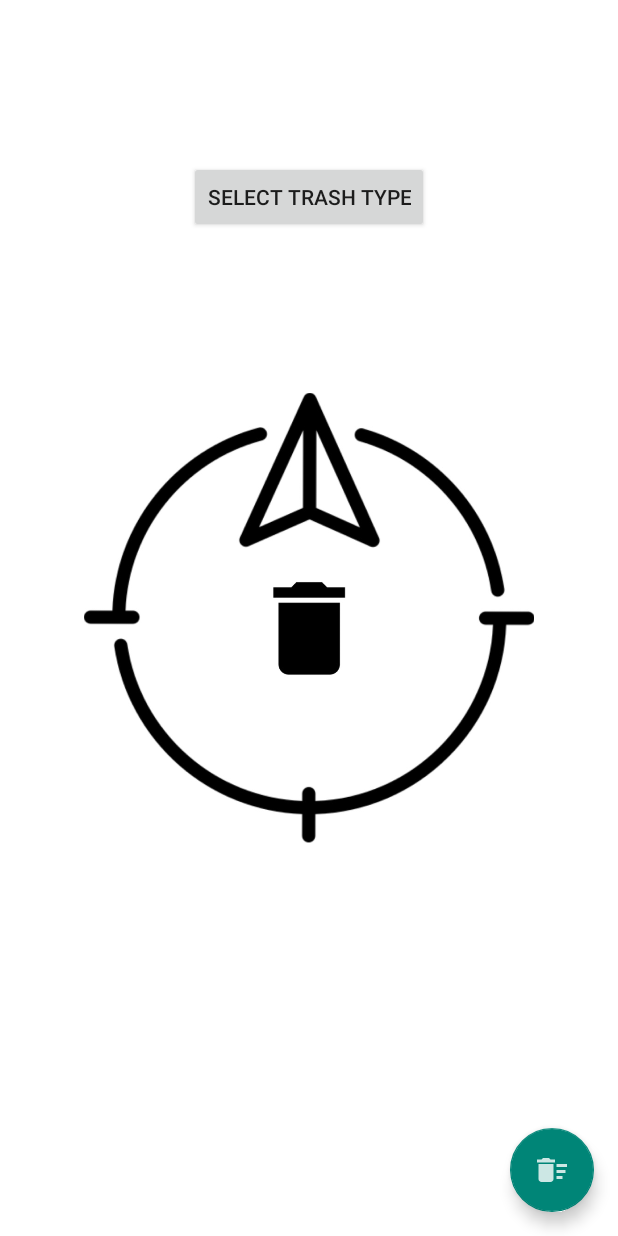
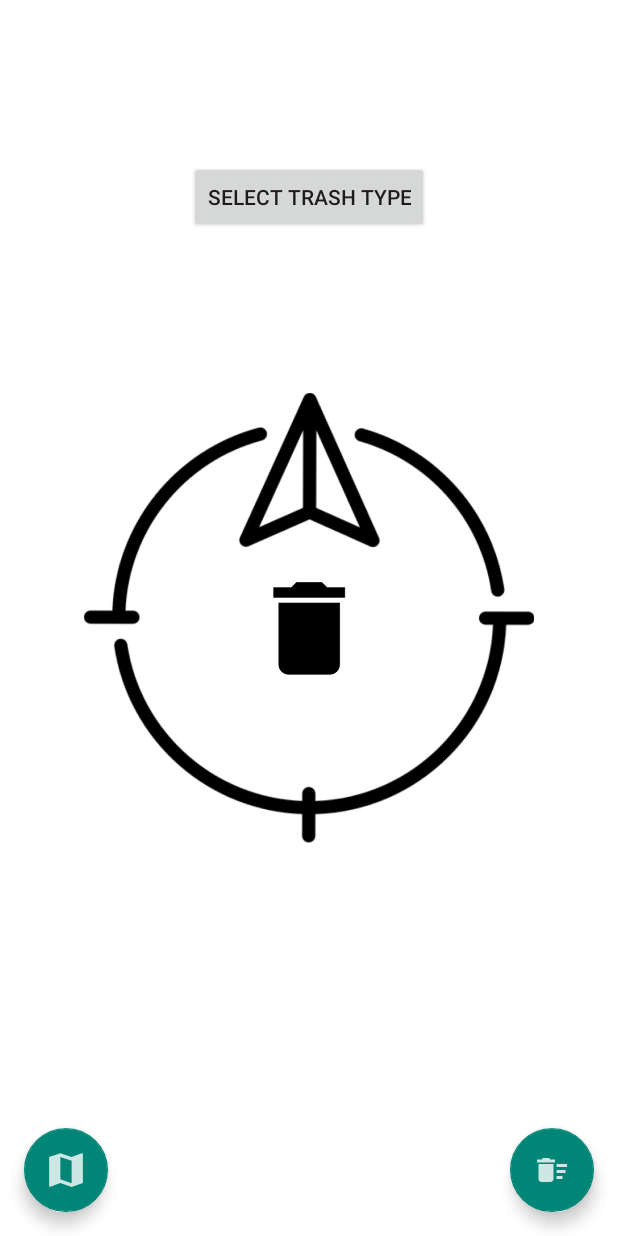
Before and after one commit to kiarashjamshidi/androidproject, an Android app: the layout activity_compass.xml on its own in the app's theme, with its tools: preview values and no code run, on a phone screen of 412 x 824 dp. Run offline under Robolectric (Android 15) with nearby library versions, the phone set to English and light mode, and no system bars.

Commit message:
maps added

```diff
--- a/TrashMap/app/src/main/AndroidManifest.xml
+++ b/TrashMap/app/src/main/AndroidManifest.xml
@@ -33,11 +33,6 @@
             android:value="@integer/google_play_services_version" />
 
         <activity android:name=".MapActivity">
-        <intent-filter>
-                <action android:name="android.intent.action.MAIN" />
-
-                <category android:name="android.intent.category.LAUNCHER" />
-            </intent-filter>
         </activity>
 
         <activity android:name=".Camera" />
@@ -45,11 +40,11 @@
         <activity
             android:name=".Compass"
             android:screenOrientation="unspecified">
-<!--            <intent-filter>-->
-<!--                <action android:name="android.intent.action.MAIN" />-->
+            <intent-filter>
+                <action android:name="android.intent.action.MAIN" />
 
-<!--                <category android:name="android.intent.category.LAUNCHER" />-->
-<!--            </intent-filter>-->
+                <category android:name="android.intent.category.LAUNCHER" />
+            </intent-filter>
         </activity>
         <activity android:name=".GpsPage" />
         <activity android:name=".MainActivity" />
--- a/TrashMap/app/src/main/java/android/sxample/myapplication/Compass.java
+++ b/TrashMap/app/src/main/java/android/sxample/myapplication/Compass.java
@@ -31,6 +31,9 @@ public class Compass extends AppCompatActivity  implements SensorEventListener {
     };
 
     private String radioButton;
+    private String radioButton2;
+
+
 
     @Override
     protected void onCreate(Bundle savedInstanceState) {
@@ -44,6 +47,15 @@ public class Compass extends AppCompatActivity  implements SensorEventListener {
             @Override
             public void onClick(View v) {
                 Intent intent = new Intent(Compass.this, Camera.class);
+                startActivity(intent);
+            }
+        });
+
+        FloatingActionButton fab2 = findViewById(R.id.fab_btn2);
+        fab2.setOnClickListener(new View.OnClickListener() {
+            @Override
+            public void onClick(View v) {
+                Intent intent = new Intent(Compass.this, MapActivity.class);
                 startActivity(intent);
             }
         });
--- /dev/null
+++ b/TrashMap/app/src/main/res/drawable-anydpi/ic_map.xml
@@ -0,0 +1,16 @@
+<vector xmlns:android="http://schemas.android.com/apk/res/android"
+    android:width="24dp"
+    android:height="24dp"
+    android:viewportWidth="24"
+    android:viewportHeight="24"
+    android:tint="#FFFFFF"
+    android:alpha="0.8">
+  <group android:scaleX="1.25"
+      android:scaleY="1.25"
+      android:translateX="-3"
+      android:translateY="-3">
+      <path
+          android:fillColor="@android:color/white"
+          android:pathData="M20.5,3l-0.16,0.03L15,5.1 9,3 3.36,4.9c-0.21,0.07 -0.36,0.25 -0.36,0.48V20.5c0,0.28 0.22,0.5 0.5,0.5l0.16,-0.03L9,18.9l6,2.1 5.64,-1.9c0.21,-0.07 0.36,-0.25 0.36,-0.48V3.5c0,-0.28 -0.22,-0.5 -0.5,-0.5zM15,19l-6,-2.11V5l6,2.11V19z"/>
+  </group>
+</vector>
--- a/TrashMap/app/src/main/res/layout/activity_compass.xml
+++ b/TrashMap/app/src/main/res/layout/activity_compass.xml
@@ -42,6 +42,17 @@
     </androidx.constraintlayout.widget.ConstraintLayout>
 
     <com.google.android.material.floatingactionbutton.FloatingActionButton
+        android:id="@+id/fab_btn2"
+        android:layout_width="wrap_content"
+        android:layout_height="wrap_content"
+        android:layout_margin="16dp"
+        android:src="@drawable/ic_map"
+        android:layout_gravity="bottom"
+        app:backgroundTint="@color/colorPrimary"
+        app:elevation="6dp"
+        app:fabSize="normal" />
+
+    <com.google.android.material.floatingactionbutton.FloatingActionButton
         android:id="@+id/fab_btn"
         android:layout_width="wrap_content"
         android:layout_height="wrap_content"
--- a/TrashMap/app/src/main/res/values/strings.xml
+++ b/TrashMap/app/src/main/res/values/strings.xml
@@ -16,5 +16,4 @@
         <item>E-Waste</item>
         <item>Cigarettes</item>
     </string-array>
-    <string name="google_maps_key">map_key</string>
 </resources>
```
Also changed, not shown: TrashMap/app/src/main/res/drawable-hdpi/ic_map.png (added), TrashMap/app/src/main/res/drawable-mdpi/ic_map.png (added), TrashMap/app/src/main/res/drawable-xhdpi/ic_map.png (added), TrashMap/app/src/main/res/drawable-xxhdpi/ic_map.png (added).
